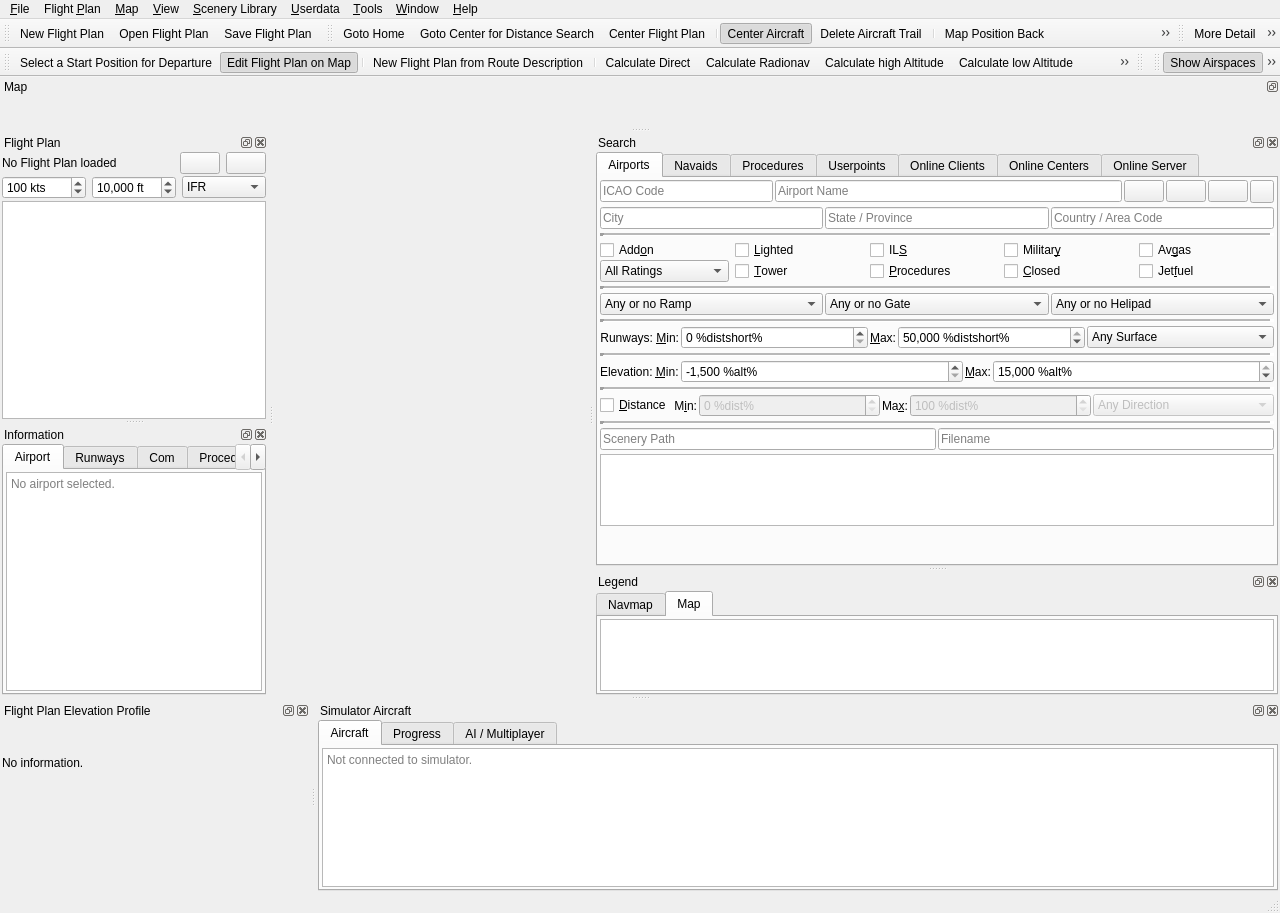
Above: src/gui/mainwindow.ui from albar965/littlenavmap before the change. Below: the same form after it.
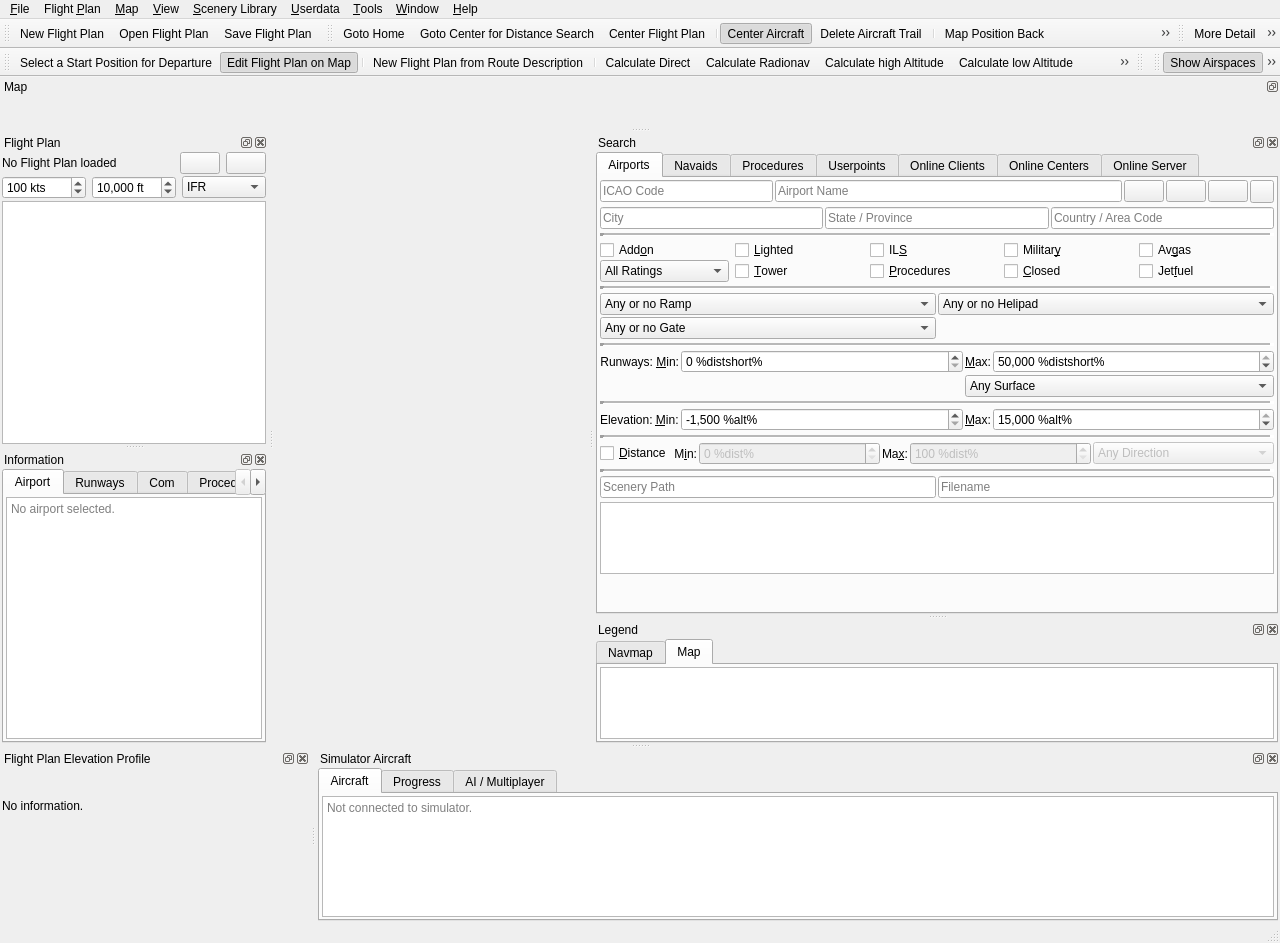
That is the form after the change. Icons and pictures are not drawn.

Commit message: Rearranged controls in search window to allow smaller dock windows.

The edit to the form file:
```diff
--- a/src/gui/mainwindow.ui
+++ b/src/gui/mainwindow.ui
@@ -10,7 +10,7 @@
     <x>0</x>
     <y>0</y>
     <width>1280</width>
-    <height>913</height>
+    <height>943</height>
    </rect>
   </property>
   <property name="windowTitle">
@@ -828,11 +828,11 @@
             </widget>
            </item>
            <item>
-            <layout class="QHBoxLayout" name="horizontalLayoutAirportFuelParkSearch">
+            <layout class="QGridLayout" name="gridLayoutAirportSearchParking">
              <property name="spacing">
               <number>2</number>
              </property>
-             <item>
+             <item row="0" column="0">
               <widget class="QComboBox" name="comboBoxAirportRampSearch">
                <property name="toolTip">
                 <string>Airports that have certain ramp parking types</string>
@@ -877,7 +877,7 @@
                </item>
               </widget>
              </item>
-             <item>
+             <item row="1" column="0">
               <widget class="QComboBox" name="comboBoxAirportGateSearch">
                <property name="toolTip">
                 <string>Airports that have certain gate parking types</string>
@@ -907,7 +907,7 @@
                </item>
               </widget>
              </item>
-             <item>
+             <item row="0" column="1">
               <widget class="QComboBox" name="comboBoxAirportHelipadSearch">
                <property name="toolTip">
                 <string>Airports that have helipads</string>
@@ -948,11 +948,11 @@
             </widget>
            </item>
            <item>
-            <layout class="QHBoxLayout" name="horizontalLayoutAirportRunwaySearch">
+            <layout class="QGridLayout" name="gridLayoutAirportSearchRunway">
              <property name="spacing">
               <number>2</number>
              </property>
-             <item>
+             <item row="0" column="0">
               <widget class="QLabel" name="labelAirportRunwayMinSearch">
                <property name="sizePolicy">
                 <sizepolicy hsizetype="Fixed" vsizetype="Preferred">
@@ -971,7 +971,35 @@
                </property>
               </widget>
              </item>
-             <item>
+             <item row="0" column="4">
+              <widget class="QSpinBox" name="spinBoxAirportRunwaysMaxSearch">
+               <property name="toolTip">
+                <string>Airports that have no runway that is longer than this value</string>
+               </property>
+               <property name="statusTip">
+                <string>Airports that have no runway that is longer than this value</string>
+               </property>
+               <property name="specialValueText">
+                <string/>
+               </property>
+               <property name="showGroupSeparator" stdset="0">
+                <bool>true</bool>
+               </property>
+               <property name="suffix">
+                <string> %distshort%</string>
+               </property>
+               <property name="maximum">
+                <number>50000</number>
+               </property>
+               <property name="singleStep">
+                <number>100</number>
+               </property>
+               <property name="value">
+                <number>50000</number>
+               </property>
+              </widget>
+             </item>
+             <item row="0" column="2">
               <widget class="QSpinBox" name="spinBoxAirportRunwaysMinSearch">
                <property name="toolTip">
                 <string>Airports that have at least one runway that is longer than this value</string>
@@ -996,7 +1024,7 @@
                </property>
               </widget>
              </item>
-             <item>
+             <item row="0" column="3">
               <widget class="QLabel" name="labelAirportRunwayMaxSearch">
                <property name="sizePolicy">
                 <sizepolicy hsizetype="Fixed" vsizetype="Preferred">
@@ -1015,35 +1043,7 @@
                </property>
               </widget>
              </item>
-             <item>
-              <widget class="QSpinBox" name="spinBoxAirportRunwaysMaxSearch">
-               <property name="toolTip">
-                <string>Airports that have no runway that is longer than this value</string>
-               </property>
-               <property name="statusTip">
-                <string>Airports that have no runway that is longer than this value</string>
-               </property>
-               <property name="specialValueText">
-                <string/>
-               </property>
-               <property name="showGroupSeparator" stdset="0">
-                <bool>true</bool>
-               </property>
-               <property name="suffix">
-                <string> %distshort%</string>
-               </property>
-               <property name="maximum">
-                <number>50000</number>
-               </property>
-               <property name="singleStep">
-                <number>100</number>
-               </property>
-               <property name="value">
-                <number>50000</number>
-               </property>
-              </widget>
-             </item>
-             <item>
+             <item row="1" column="3" colspan="2">
               <widget class="QComboBox" name="comboBoxAirportSurfaceSearch">
                <property name="toolTip">
                 <string>Airports that have certain runway surfaces</string>
```
Left out of the diff: 90 changed lines with no effect on the pictures. The commit also changes 2 other files.
